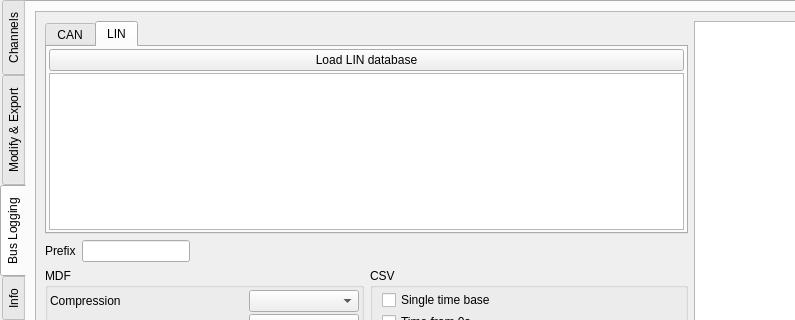
Old version of the form asammdf/gui/ui/file_widget.ui in the repository danielhrisca/asammdf; both pictures show x 0 to 795 and y 0 to 320 of the 1034 by 622 pixel window.
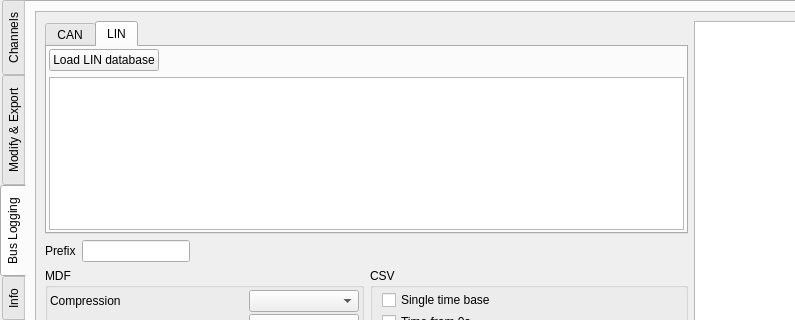
New version of the form. The open tabs and pages were chosen to show the change. Icons and pictures are not drawn. Custom widgets are drawn as their Qt base class.

The edit to the form file:
```diff
--- a/asammdf/gui/ui/file_widget.ui
+++ b/asammdf/gui/ui/file_widget.ui
@@ -1572,10 +1572,7 @@
               <attribute name="title">
                <string>LIN</string>
               </attribute>
-              <layout class="QVBoxLayout" name="verticalLayout_7">
-               <property name="spacing">
-                <number>2</number>
-               </property>
+              <layout class="QGridLayout" name="gridLayout_8">
                <property name="leftMargin">
                 <number>2</number>
                </property>
@@ -1588,7 +1585,7 @@
                <property name="bottomMargin">
                 <number>2</number>
                </property>
-               <item>
+               <item row="0" column="0">
                 <widget class="QPushButton" name="load_lin_database_btn">
                  <property name="text">
                   <string>Load LIN database</string>
@@ -1599,7 +1596,20 @@
                  </property>
                 </widget>
                </item>
-               <item>
+               <item row="0" column="1">
+                <spacer name="horizontalSpacer_3">
+                 <property name="orientation">
+                  <enum>Qt::Horizontal</enum>
+                 </property>
+                 <property name="sizeHint" stdset="0">
+                  <size>
+                   <width>40</width>
+                   <height>20</height>
+                  </size>
+                 </property>
+                </spacer>
+               </item>
+               <item row="1" column="0" colspan="2">
                 <widget class="MinimalListWidget" name="lin_database_list"/>
                </item>
               </layout>
```
Left out of the diff: 17 changed lines with no effect on the pictures.
